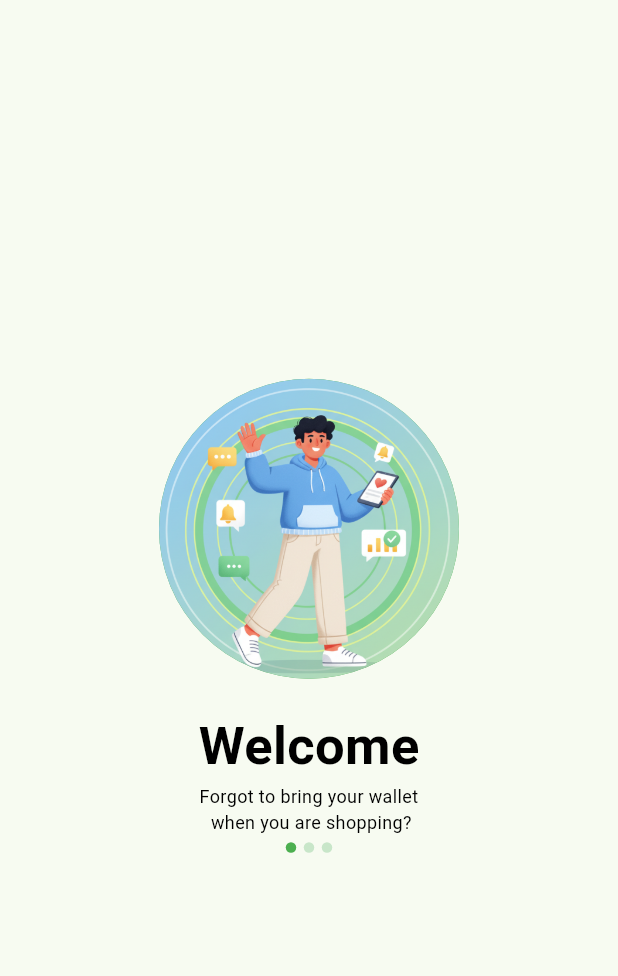
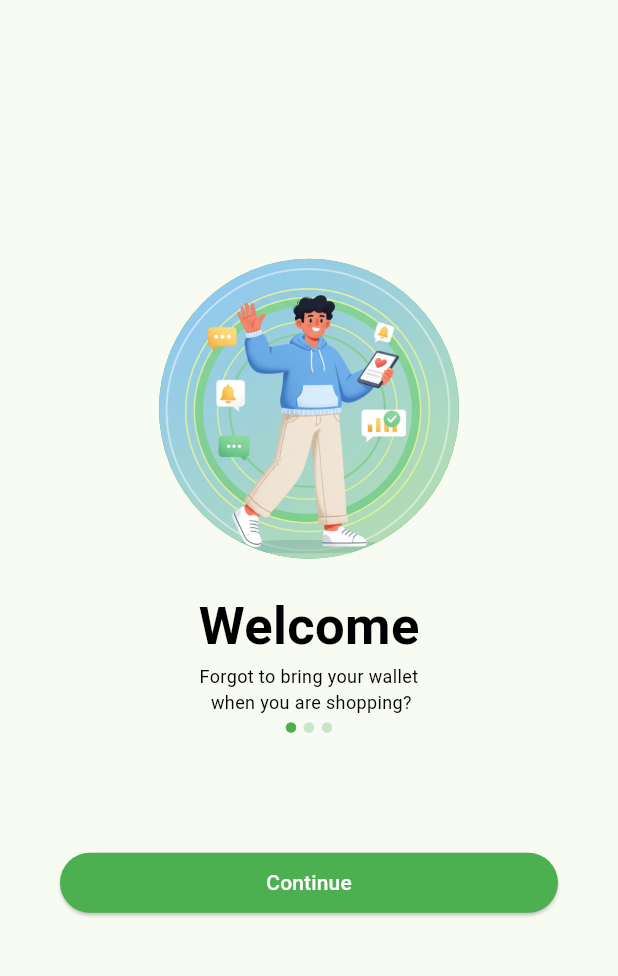
Before and after one commit to dwiilhammaulana/KB1179-1123150008-uts, a Flutter app: the screen it shows after launch, on a phone screen of 412 x 824 dp, the part 63-1039 px from its top. Run offline on Flutter 3.47's test engine with Material 3 defaults, Android fonts, the phone set to English and light mode, and no system bars.

Commit message:
membuat button continouo

```diff
--- a/lib/screen/splash_screen1.dart
+++ b/lib/screen/splash_screen1.dart
@@ -24,49 +24,80 @@ class Screen1 extends StatelessWidget {
                 ),
               ),
             ),
-            SizedBox(height: 20),
-            Text(
+            const SizedBox(height: 20),
+            const Text(
               "Welcome",
-              style: TextStyle(fontSize: 35, color: Colors.black,
-              fontWeight: FontWeight.bold,),
+              style: TextStyle(
+                fontSize: 35,
+                color: Colors.black,
+                fontWeight: FontWeight.bold,
               ),
-            Text("Forgot to bring your wallet \n when you are shopping?",
+            ),
+            const Text(
+              "Forgot to bring your wallet \n when you are shopping?",
               textAlign: TextAlign.center,
               style: TextStyle(
                 fontSize: 12,
-            color: Colors.black
-          )),
-          SizedBox(height: 5),
+                color: Colors.black,
+              ),
+            ),
+            const SizedBox(height: 5),
             Row(
               mainAxisAlignment: MainAxisAlignment.center,
               children: [
                 Container(
                   height: 7,
                   width: 7,
-                            decoration: BoxDecoration(
+                  decoration: const BoxDecoration(
                     shape: BoxShape.circle,
                     color: Colors.green,
                   ),
                 ),
-                          SizedBox(width: 5),
+                const SizedBox(width: 5),
                 Container(
                   height: 7,
                   width: 7,
-                            decoration: BoxDecoration(
+                  decoration: const BoxDecoration(
                     shape: BoxShape.circle,
                     color: Color(0xFFC8E6C9),
                   ),
                 ),
-                          SizedBox(width: 5),
+                const SizedBox(width: 5),
                 Container(
                   height: 7,
                   width: 7,
-                            decoration: BoxDecoration(
+                  decoration: const BoxDecoration(
                     shape: BoxShape.circle,
                     color: Color(0xFFC8E6C9),
                   ),
                 ),
               ],
+            ),
+            const SizedBox(height: 40),
+            Container(
+              margin: const EdgeInsets.all(40),
+              child: SizedBox(
+                height: 40,
+                width: double.infinity,
+                child: ElevatedButton(
+                  onPressed: () {
+                    Navigator.pushAndRemoveUntil(
+                      context,
+                      MaterialPageRoute(builder: (context) => const Screen2()),
+                      (Route<dynamic> route) => false,
+                    );
+                  },
+                  style: ElevatedButton.styleFrom(
+                    backgroundColor: Colors.green,
+                  ),
+                  child: const Text(
+                    "Continue",
+                    style: TextStyle(
+                      color: Colors.white,
+                    ),
+                  ),
+                ),
+              ),
             ),
           ],
         ),
@@ -74,3 +105,15 @@ class Screen1 extends StatelessWidget {
     );
   }
 }
+
+// Tambahkan ini supaya tidak error referensi Screen2 (placeholder)
+class Screen2 extends StatelessWidget {
+  const Screen2({super.key});
+
+  @override
+  Widget build(BuildContext context) {
+    return Scaffold(
+      body: Center(child: Text("Screen2")),
+    );
+  }
+}
```
Lines whose indentation alone changed are shown as unchanged.
